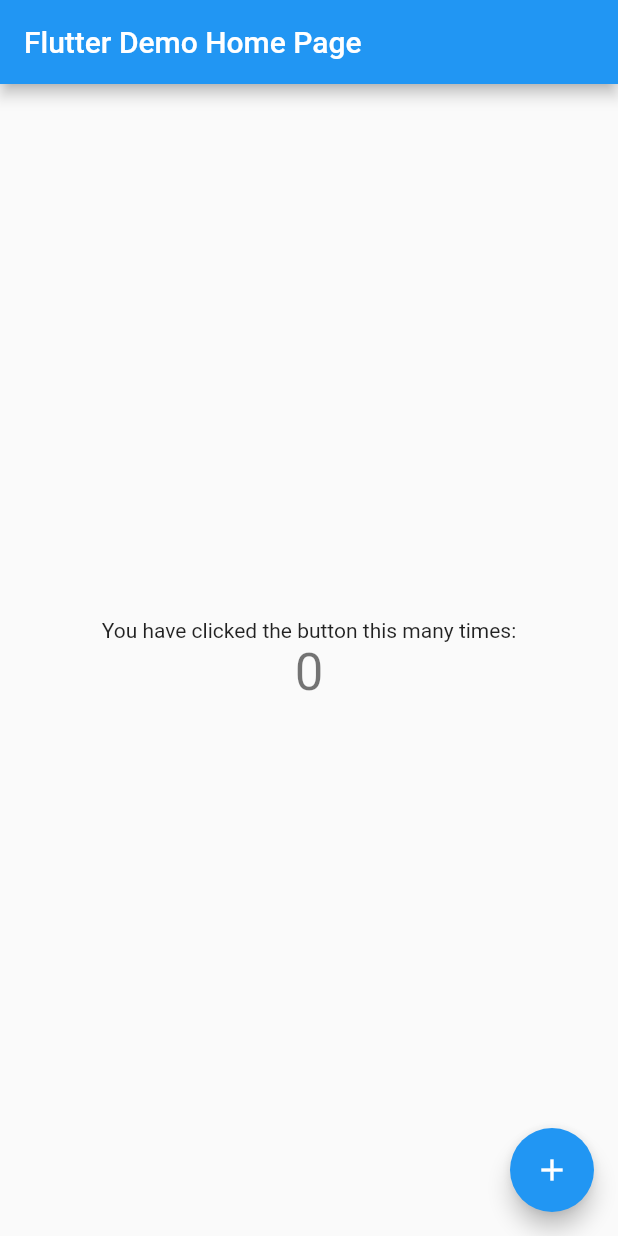
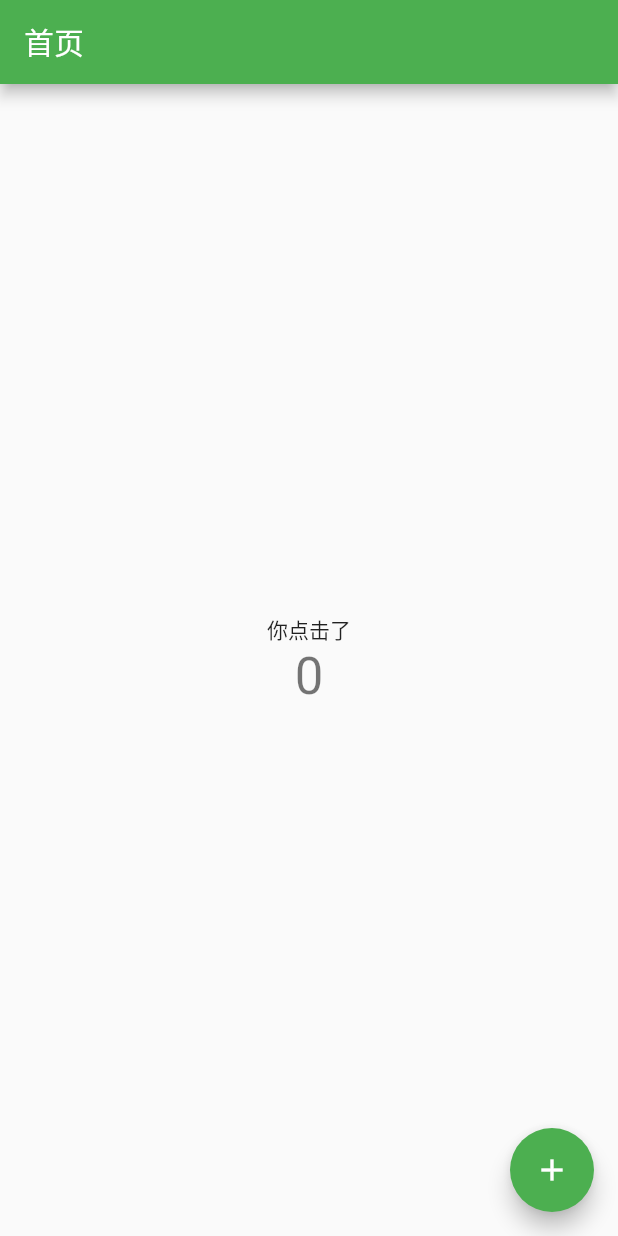
Before and after one commit to Haixiang6123/flutter_counter, a Flutter app: the screen it shows after launch, on a phone screen of 412 x 824 dp. Run offline on Flutter 3.47's test engine with Material 2 defaults, Android fonts, the phone set to English and light mode, and no system bars.

Commit message:
feat: 简单修改

```diff
--- a/lib/main.dart
+++ b/lib/main.dart
@@ -5,39 +5,20 @@ void main() {
 }
 
 class MyApp extends StatelessWidget {
-  // This widget is the root of your application.
   @override
   Widget build(BuildContext context) {
     return MaterialApp(
-      title: 'Flutter Demo',
+      title: 'Flutter Counter',
       theme: ThemeData(
-        // This is the theme of your application.
-        //
-        // Try running your application with "flutter run". You'll see the
-        // application has a blue toolbar. Then, without quitting the app, try
-        // changing the primarySwatch below to Colors.green and then invoke
-        // "hot reload" (press "r" in the console where you ran "flutter run",
-        // or simply save your changes to "hot reload" in a Flutter IDE).
-        // Notice that the counter didn't reset back to zero; the application
-        // is not restarted.
-        primarySwatch: Colors.blue,
+        primarySwatch: Colors.green, // 主题色
       ),
-      home: MyHomePage(title: 'Flutter Demo Home Page'),
+      home: MyHomePage(title: '首页'), // 应用路由
     );
   }
 }
 
 class MyHomePage extends StatefulWidget {
   MyHomePage({Key? key, required this.title}) : super(key: key);
-
-  // This widget is the home page of your application. It is stateful, meaning
-  // that it has a State object (defined below) that contains fields that affect
-  // how it looks.
-
-  // This class is the configuration for the state. It holds the values (in this
-  // case the title) provided by the parent (in this case the App widget) and
-  // used by the build method of the State. Fields in a Widget subclass are
-  // always marked "final".
 
   final String title;
 
@@ -50,56 +31,22 @@ class _MyHomePageState extends State<MyHomePage> {
 
   void _incrementCounter() {
     setState(() {
-      // This call to setState tells the Flutter framework that something has
-      // changed in this State, which causes it to rerun the build method below
-      // so that the display can reflect the updated values. If we changed
-      // _counter without calling setState(), then the build method would not be
-      // called again, and so nothing would appear to happen.
       _counter++;
     });
   }
 
   @override
   Widget build(BuildContext context) {
-    // This method is rerun every time setState is called, for instance as done
-    // by the _incrementCounter method above.
-    //
-    // The Flutter framework has been optimized to make rerunning build methods
-    // fast, so that you can just rebuild anything that needs updating rather
-    // than having to individually change instances of widgets.
     return Scaffold(
       appBar: AppBar(
-        // Here we take the value from the MyHomePage object that was created by
-        // the App.build method, and use it to set our appbar title.
         title: Text(widget.title),
       ),
       body: Center(
-        // Center is a layout widget. It takes a single child and positions it
-        // in the middle of the parent.
         child: Column(
-          // Column is also a layout widget. It takes a list of children and
-          // arranges them vertically. By default, it sizes itself to fit its
-          // children horizontally, and tries to be as tall as its parent.
-          //
-          // Invoke "debug painting" (press "p" in the console, choose the
-          // "Toggle Debug Paint" action from the Flutter Inspector in Android
-          // Studio, or the "Toggle Debug Paint" command in Visual Studio Code)
-          // to see the wireframe for each widget.
-          //
-          // Column has various properties to control how it sizes itself and
-          // how it positions its children. Here we use mainAxisAlignment to
-          // center the children vertically; the main axis here is the vertical
-          // axis because Columns are vertical (the cross axis would be
-          // horizontal).
           mainAxisAlignment: MainAxisAlignment.center,
           children: <Widget>[
-            Text(
-              'You have clicked the button this many times:',
-            ),
-            Text(
-              '$_counter',
-              style: Theme.of(context).textTheme.headline4,
-            ),
+            Text('你点击了'),
+            Text('$_counter', style: Theme.of(context).textTheme.headline4),
           ],
         ),
       ),
```
